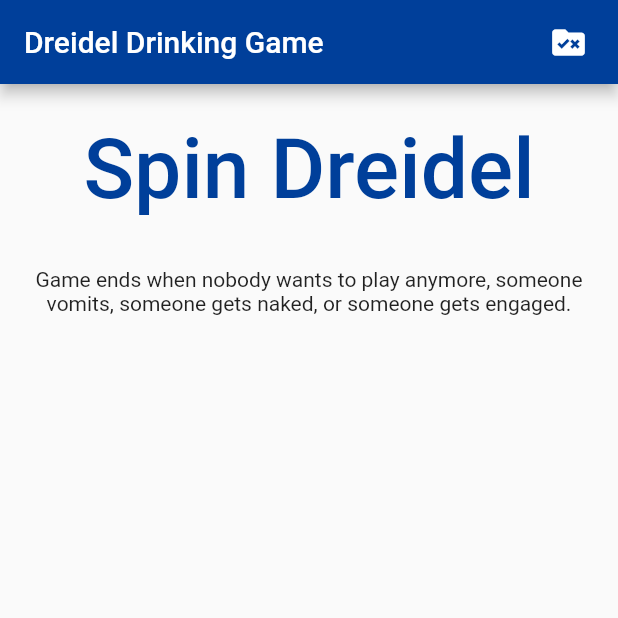
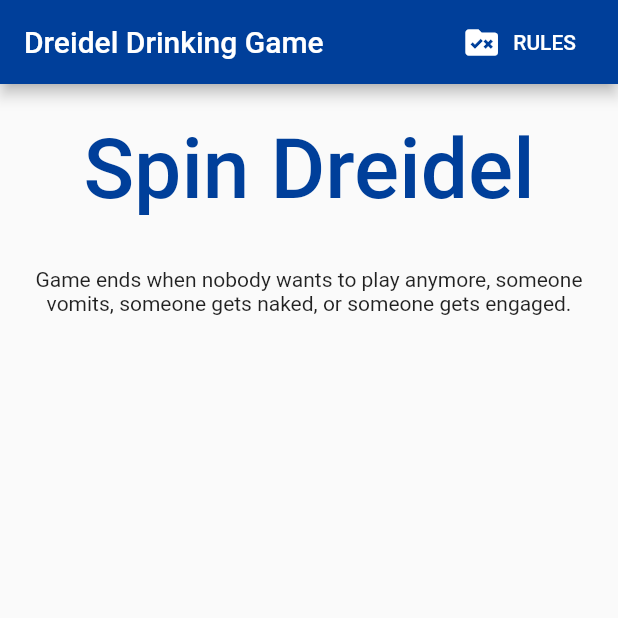
Before and after one commit to mensly/dreidel2, a Flutter app: the screen it shows after launch, on a phone screen of 412 x 824 dp, the top half of it. Run offline on Flutter 3.47's test engine with Material 2 defaults, Android fonts, the light colour scheme and no system bars; our stand-ins replace font_awesome_flutter, video_player.

Commit message:
Add github link etc

```diff
--- a/lib/main.dart
+++ b/lib/main.dart
@@ -1,6 +1,8 @@
 import 'dart:convert';
 
 import 'package:flutter/material.dart';
+import 'package:font_awesome_flutter/font_awesome_flutter.dart';
+import 'package:url_launcher/url_launcher.dart';
 import 'package:video_player/video_player.dart';
 
 void main() {
@@ -50,6 +52,7 @@ class MyHomePage extends StatefulWidget {
 }
 
 class _MyHomePageState extends State<MyHomePage> {
+  static const _githubUrl = "https://github.com/mensly/dreidel2";
   static const _rules = [
     "Players take turns to spin the dreidel, with what it lands on determining the outcome. ",
     "There is a cup in the middle.",
@@ -80,9 +83,10 @@ class _MyHomePageState extends State<MyHomePage> {
     "",
     "Game ends when someone vomits or gets naked or engaged, players swapping in and out is fine.",
     "",
-    "No scarves allowed, any children resulting from this game should be raised Jewish."
+    "No scarves allowed, kippot stay on, and any children resulting from this game should be raised Jewish."
   ];
   VideoPlayerController? _controller;
+  var _canLaunch = false;
   var _loadingStarted = false;
   var _loading = true;
   var _spinning = false;
@@ -107,6 +111,7 @@ class _MyHomePageState extends State<MyHomePage> {
   };
 
   void _loadVideoUrls(AssetBundle bundle) async {
+    _canLaunch = await canLaunch(_githubUrl);
     final manifestContent = await bundle.loadString('AssetManifest.json');
 
     final Map<String, dynamic> manifestMap = json.decode(manifestContent);
@@ -171,6 +176,10 @@ class _MyHomePageState extends State<MyHomePage> {
             ));
   }
 
+  void _openGitHub() async {
+    await launch(_githubUrl);
+  }
+
   @override
   Widget build(BuildContext context) {
     if (!_loadingStarted) {
@@ -214,15 +223,18 @@ class _MyHomePageState extends State<MyHomePage> {
         actions: [
           Padding(
               padding: const EdgeInsets.only(right: 20.0),
-              child: GestureDetector(
-                onTap: () => _showRules(context),
-                child: const Icon(
-                  Icons.rule_folder,
-                  size: 26.0,
-                ),
+              child: TextButton.icon(
+                  onPressed: () => _showRules(context),
+                  label: const Text("RULES", style: TextStyle(color: Colors.white)),
+                  icon: const Icon(Icons.rule_folder, size: 26.0, color: Colors.white),
               )),
         ],
       ),
+      floatingActionButton: _canLaunch ? FloatingActionButton.extended(
+        icon: const Icon(FontAwesomeIcons.githubAlt),
+        label: const Text("Fork me on GitHub"),
+        onPressed: () => _openGitHub(),
+      ) : null,
       body: Center(
         child: Column(
           mainAxisAlignment: MainAxisAlignment.start,
--- a/pubspec.yaml
+++ b/pubspec.yaml
@@ -35,6 +35,8 @@ dependencies:
   # Use with the CupertinoIcons class for iOS style icons.
   cupertino_icons: ^1.0.2
   video_player: ^2.2.7
+  font_awesome_flutter: ^9.2.0
+  url_launcher: ^6.0.15
 
 dev_dependencies:
   flutter_test:
```
Also changed, not shown: pubspec.lock, 1 other file.
